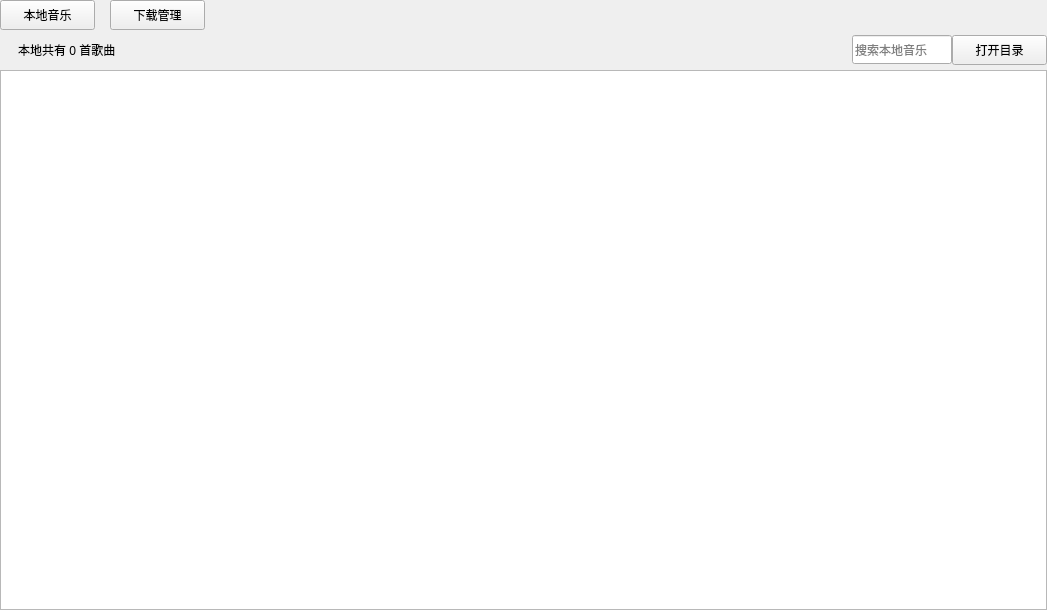
NanCity/Qt-ffmpeg, file local_and_download.ui: the form before one commit.
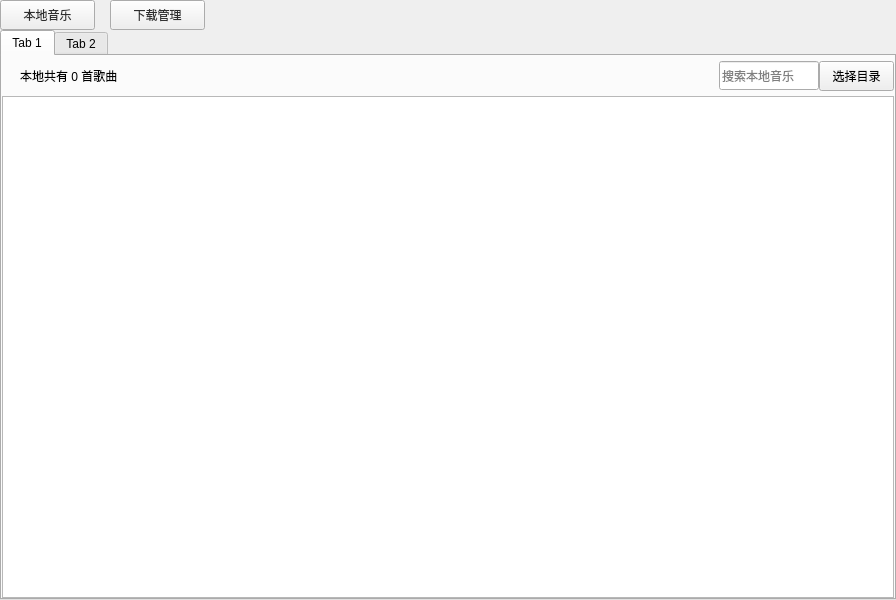
The form after the commit.

```diff
--- a/local_and_download.ui
+++ b/local_and_download.ui
@@ -6,8 +6,8 @@
    <rect>
     <x>0</x>
     <y>0</y>
-    <width>1047</width>
-    <height>610</height>
+    <width>896</width>
+    <height>600</height>
    </rect>
   </property>
   <property name="windowTitle">
@@ -30,20 +30,6 @@
     <number>0</number>
    </property>
    <item row="0" column="0">
-    <layout class="QGridLayout" name="gridLayout_2">
-     <item row="1" column="0">
-      <widget class="QTableWidget" name="tableWidget">
-       <property name="minimumSize">
-        <size>
-         <width>890</width>
-         <height>500</height>
-        </size>
-       </property>
-      </widget>
-     </item>
-     <item row="0" column="0">
-      <layout class="QVBoxLayout" name="verticalLayout_2">
-       <item>
         <layout class="QGridLayout" name="gridLayout">
          <item row="0" column="0">
           <widget class="QPushButton" name="btn_LocalMusic">
@@ -59,6 +45,15 @@
              <height>30</height>
             </size>
            </property>
+       <property name="font">
+        <font>
+         <weight>50</weight>
+         <bold>false</bold>
+        </font>
+       </property>
+       <property name="styleSheet">
+        <string notr="true">color: rgb(45, 45, 45);</string>
+       </property>
            <property name="text">
             <string>本地音乐</string>
            </property>
@@ -94,6 +89,15 @@
              <height>30</height>
             </size>
            </property>
+       <property name="font">
+        <font>
+         <weight>50</weight>
+         <bold>false</bold>
+        </font>
+       </property>
+       <property name="styleSheet">
+        <string notr="true">color: rgb(45, 45, 45);</string>
+       </property>
            <property name="text">
             <string>下载管理</string>
            </property>
@@ -114,12 +118,38 @@
          </item>
         </layout>
        </item>
+   <item row="1" column="0">
+    <widget class="QTabWidget" name="tab_Widget">
+     <property name="currentIndex">
+      <number>0</number>
+     </property>
+     <widget class="QWidget" name="widget_2">
+      <attribute name="title">
+       <string>Tab 1</string>
+      </attribute>
+      <layout class="QGridLayout" name="gridLayout_2">
+       <property name="leftMargin">
+        <number>0</number>
+       </property>
+       <property name="topMargin">
+        <number>0</number>
+       </property>
+       <property name="rightMargin">
+        <number>0</number>
+       </property>
+       <property name="bottomMargin">
+        <number>0</number>
+       </property>
+       <property name="spacing">
+        <number>0</number>
+       </property>
+       <item row="0" column="0">
+        <layout class="QHBoxLayout" name="horizontalLayout_3">
+         <property name="spacing">
+          <number>0</number>
+         </property>
        <item>
-        <layout class="QVBoxLayout" name="verticalLayout">
-         <item>
-          <layout class="QHBoxLayout" name="horizontalLayout_2">
-           <item>
-            <spacer name="horizontalSpacer_4">
+          <spacer name="horizontalSpacer_5">
              <property name="orientation">
               <enum>Qt::Horizontal</enum>
              </property>
@@ -189,28 +219,41 @@
             <widget class="QPushButton" name="btn_openFile">
              <property name="minimumSize">
               <size>
-               <width>95</width>
+             <width>75</width>
                <height>30</height>
               </size>
              </property>
              <property name="maximumSize">
               <size>
-               <width>95</width>
+             <width>75</width>
                <height>30</height>
               </size>
              </property>
              <property name="text">
-              <string>打开目录</string>
+            <string>选择目录</string>
              </property>
             </widget>
            </item>
           </layout>
          </item>
-        </layout>
+       <item row="1" column="0">
+        <widget class="QTableWidget" name="tableWidget">
+         <property name="minimumSize">
+          <size>
+           <width>890</width>
+           <height>500</height>
+          </size>
+         </property>
+        </widget>
        </item>
       </layout>
-     </item>
-    </layout>
+     </widget>
+     <widget class="QWidget" name="widget">
+      <attribute name="title">
+       <string>Tab 2</string>
+      </attribute>
+     </widget>
+    </widget>
    </item>
   </layout>
  </widget>
```
Lines whose indentation alone changed are shown as unchanged.
